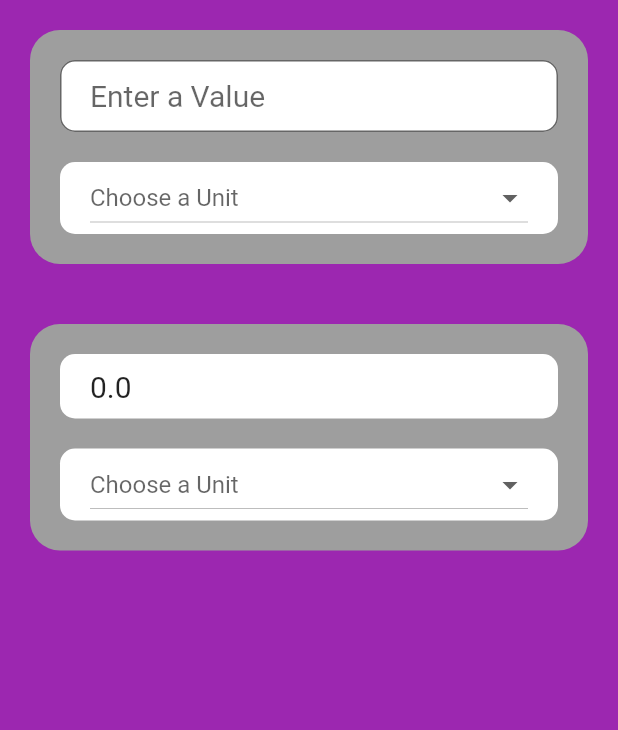
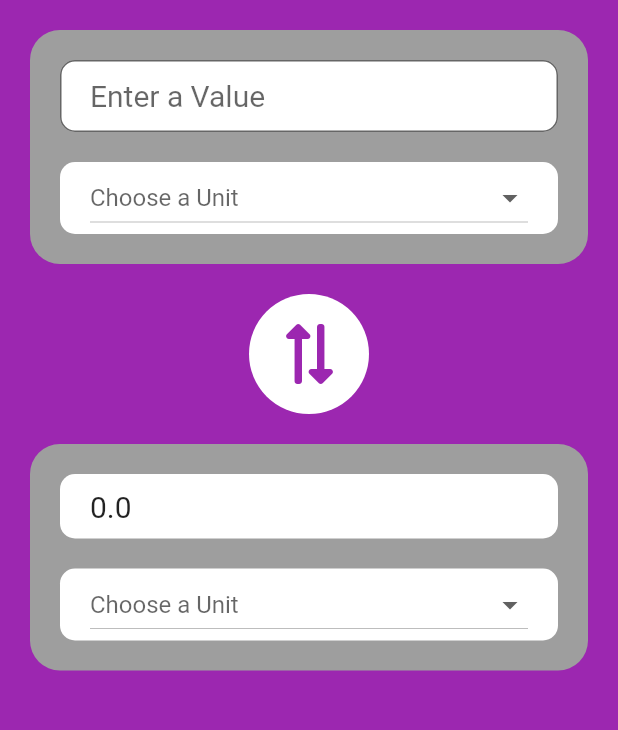
Before and after one commit to AhmedNasserG/Converter, a Flutter app: the screen it shows after launch, after a tap on "Length", on a phone screen of 412 x 824 dp, the part 165-895 px from its top. Run offline on Flutter 3.47's test engine with Material 2 defaults, Android fonts, the phone set to English and light mode, and no system bars; our stand-ins replace animated_text_kit, font_awesome_flutter.

Commit message:
add: convert logo

```diff
--- a/lib/components/main_logo_widget.dart
+++ b/lib/components/main_logo_widget.dart
@@ -7,7 +7,6 @@ import 'package:animated_text_kit/animated_text_kit.dart';
 class MainLogoWidget extends StatelessWidget {
   @override
   Widget build(BuildContext context) {
-    double logoSize = 40;
     return Container(
       padding: EdgeInsets.only(top: 65.0),
       alignment: Alignment.center,
--- a/lib/constants.dart
+++ b/lib/constants.dart
@@ -27,3 +27,4 @@ const kContainerElementStyle = BoxDecoration(
   borderRadius: BorderRadius.all(Radius.circular(10.0)),
 );
 const kMainColor = Colors.purple;
+const double logoSize = 40;
--- a/lib/screens/convert_screen.dart
+++ b/lib/screens/convert_screen.dart
@@ -4,6 +4,8 @@ import 'package:convertor/constants.dart';
 import 'package:convertor/units_data.dart';
 import 'package:flutter/material.dart';
 import 'package:flutter/painting.dart';
+import 'package:font_awesome_flutter/font_awesome_flutter.dart';
+import 'dart:math' as math;
 
 // ignore: must_be_immutable
 class ConvertScreen extends StatefulWidget {
@@ -77,6 +79,18 @@ class _ConvertScreenState extends State<ConvertScreen> {
                 ],
               ),
             ),
+            Transform.rotate(
+              angle: 90 * math.pi / 180,
+              child: CircleAvatar(
+                child: Icon(
+                  FontAwesomeIcons.exchangeAlt,
+                  color: kMainColor,
+                  size: logoSize,
+                ),
+                backgroundColor: Colors.white,
+                radius: logoSize,
+              ),
+            ),
             Container(
               decoration: kContainerDecoration,
               margin: kContainerSpacing,
```
